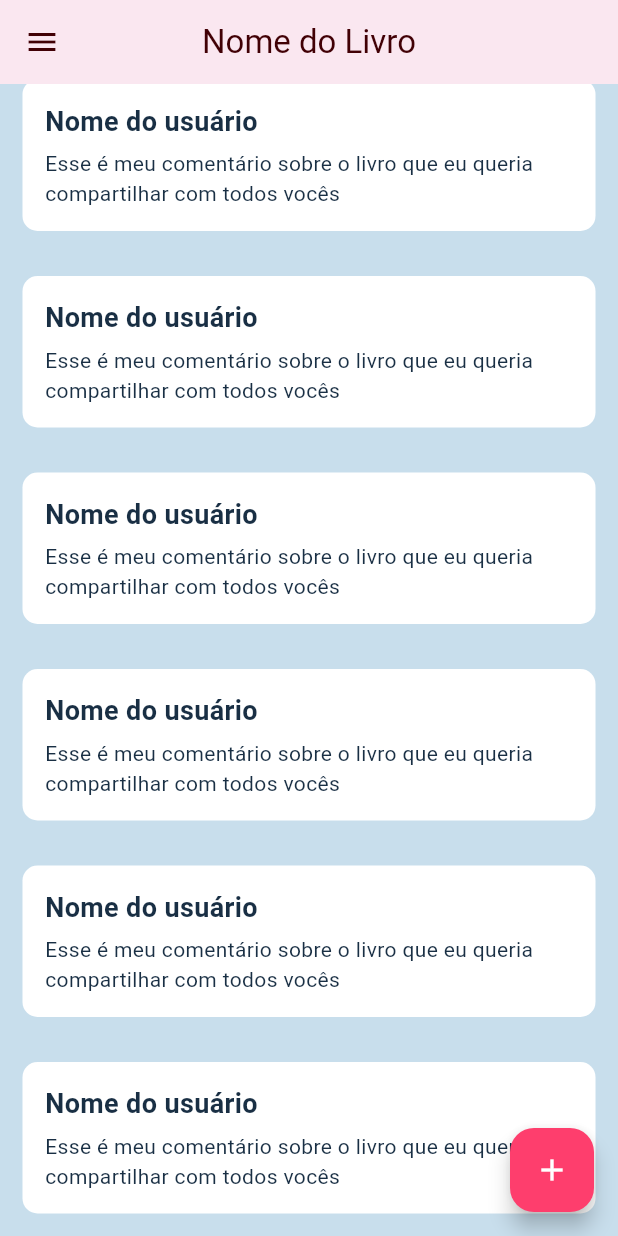
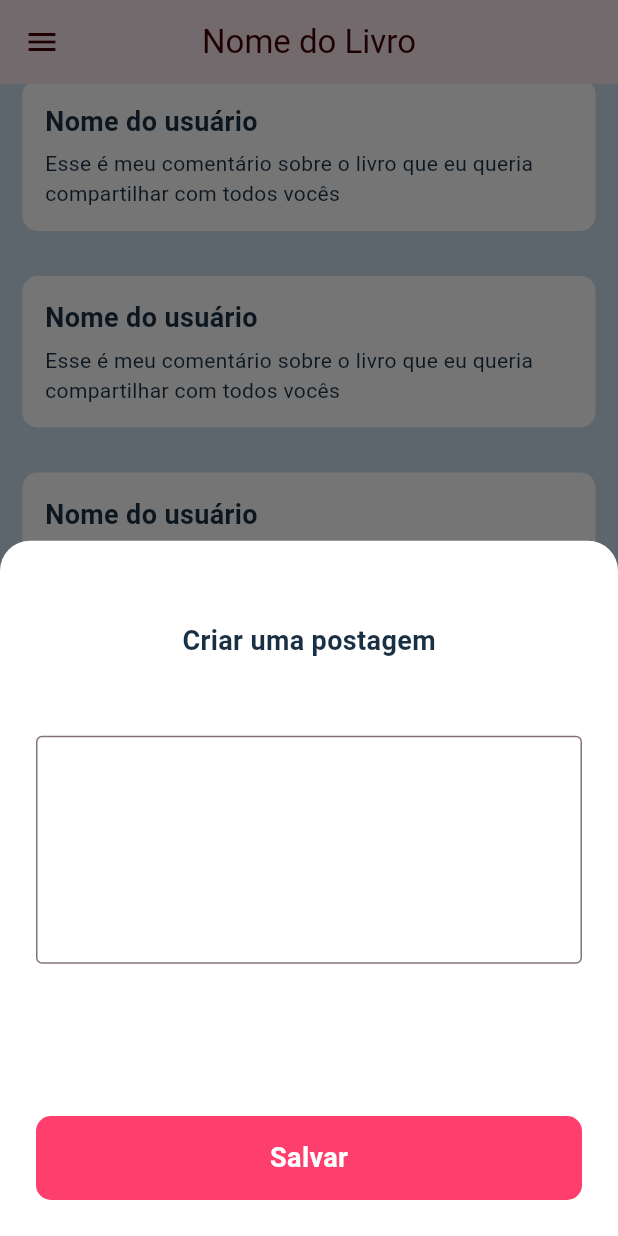
Before and after one commit to CaioCesarLima/igrejoteca-app, a Flutter app: the ClubPage screen opened by its route, scrolled down 542 dp, after a tap on the "add" icon, on a phone screen of 412 x 824 dp. Run offline on Flutter 3.47's test engine with Material 2 defaults, Android fonts, the light colour scheme and no system bars; our stand-ins replace bloc, firebase_core, firebase_messaging, flutter_bloc, flutter_local_notifications, flutter_secure_storage and 6 more; accounts and stored records are empty; network calls fail.

Commit message:
create club bloc

```diff
--- a/lib/core/injector/injector.dart
+++ b/lib/core/injector/injector.dart
@@ -1,5 +1,6 @@
 import 'package:get_it/get_it.dart';
 import 'package:igrejoteca_app/modules/books/store/bloc/book/bloc/book_bloc.dart';
+import 'package:igrejoteca_app/modules/clubs/store/bloc/clubs_bloc.dart';
 import 'package:igrejoteca_app/modules/emprestimos/store/bloc/loan/bloc/loan_bloc.dart';
 import 'package:igrejoteca_app/modules/login/store/atoms/sigunp_reducers.dart';
 import 'package:igrejoteca_app/modules/login/store/auth_bloc.dart';
@@ -18,5 +19,6 @@ void setupLocator() {
   locator.registerLazySingleton<QuizBloc>(() => QuizBloc());
   locator.registerLazySingleton<PrayerBloc>(() => PrayerBloc());
   locator.registerLazySingleton<TestemonyBloc>(() => TestemonyBloc());
+  locator.registerLazySingleton<ClubBloc>(() => ClubBloc());
   locator.registerSingleton<SignupReducer>(SignupReducer());
 }
--- a/lib/modules/clubs/UI/pages/club_page.dart
+++ b/lib/modules/clubs/UI/pages/club_page.dart
@@ -1,6 +1,15 @@
 import 'package:flutter/material.dart';
+import 'package:get_it/get_it.dart';
 import 'package:igrejoteca_app/core/theme/colors.dart';
 import 'package:igrejoteca_app/shared/Widgets/custom_drawer.dart';
+
+import '../../../../shared/Widgets/app_button.dart';
+import '../../../../shared/Widgets/app_text_main_widget.dart';
+import '../../../../shared/Widgets/custom_dialog.dart';
+import '../../../prayers/data/testemonies_repository_impl.dart';
+import '../../../prayers/data/tetemonies_repository.dart';
+import '../../../prayers/store/bloc/testemony/bloc/testemony_bloc.dart';
+import '../../../prayers/store/bloc/testemony/event/testemony_event.dart';
 
 class ClubPage extends StatefulWidget {
   const ClubPage({super.key, this.clubId});
@@ -12,6 +21,25 @@ class ClubPage extends StatefulWidget {
 
 class _ClubPageState extends State<ClubPage> {
   final bool participante = true;
+  late TestemonyBloc testemonyBloc;
+
+  @override
+  void initState() {
+    super.initState();
+    testemonyBloc = GetIt.I<TestemonyBloc>();
+    testemonyBloc.add(GetAllTestemonieEvent());
+  }
+
+  _bottomSheet() {
+    showModalBottomSheet(
+        context: context,
+        enableDrag: true,
+        backgroundColor: Colors.transparent,
+        builder: (context) {
+          return const BottomSheetPrayer();
+        }).whenComplete(() => testemonyBloc.add(GetAllTestemonieEvent()));
+  }
+
   @override
   Widget build(BuildContext context) {
     return Scaffold(
@@ -28,30 +56,38 @@ class _ClubPageState extends State<ClubPage> {
             child: const PostCard(),
           ),
         ),
-        floatingActionButtonLocation: participante ? FloatingActionButtonLocation.endFloat : FloatingActionButtonLocation.centerFloat,
+        floatingActionButtonLocation: participante
+            ? FloatingActionButtonLocation.endFloat
+            : FloatingActionButtonLocation.centerFloat,
         floatingActionButton: participante
             ? FloatingActionButton(
                 backgroundColor: AppColors.primaryColor,
-                onPressed: () {},
+                onPressed: () {
+                  _bottomSheet();
+                },
                 child: const Icon(
                   Icons.add,
                   color: Colors.white,
                 ),
               )
             : SizedBox(
-              width: 150,
-              child: FloatingActionButton(
+                width: 150,
+                child: FloatingActionButton(
                   backgroundColor: AppColors.primaryColor,
                   onPressed: () {},
-                  child: const Center(child: Padding(
+                  child: const Center(
+                      child: Padding(
                     padding: EdgeInsets.all(8.0),
-                    child: Text("Participar", style: TextStyle(
-                      color: Colors.white,
-                      fontSize: 16,
-                    ),),
+                    child: Text(
+                      "Participar",
+                      style: TextStyle(
+                        color: Colors.white,
+                        fontSize: 16,
+                      ),
+                    ),
                   )),
                 ),
-            ));
+              ));
   }
 }
 
@@ -100,3 +136,90 @@ class PostCard extends StatelessWidget {
     );
   }
 }
+
+class BottomSheetPrayer extends StatefulWidget {
+  const BottomSheetPrayer({
+    super.key,
+  });
+
+  @override
+  State<BottomSheetPrayer> createState() => _BottomSheetPrayerState();
+}
+
+class _BottomSheetPrayerState extends State<BottomSheetPrayer> {
+  final TextEditingController prayerController = TextEditingController();
+  final TestemoniesRepository testemoniesRepository =
+      TestemoniesRepositoryImpl();
+  bool loading = false;
+  bool? isAnonymous = false;
+
+  Future<bool> onSubmit() async {
+    setState(() {
+      loading = true;
+    });
+
+    bool result = await testemoniesRepository.createTestimony(
+        description: prayerController.text);
+
+    setState(() {
+      loading = false;
+    });
+    return result;
+  }
+
+  @override
+  Widget build(BuildContext context) {
+    return Container(
+      decoration: const BoxDecoration(
+          color: Colors.white,
+          borderRadius: BorderRadius.vertical(top: Radius.circular(20))),
+      child: Padding(
+        padding: const EdgeInsets.all(24.0),
+        child: Column(
+          children: [
+            const Padding(
+              padding: EdgeInsets.only(top: 30),
+              child: AppTextMainWidget(text: "Criar uma postagem"),
+            ),
+            Expanded(
+              child: Padding(
+                padding: const EdgeInsets.symmetric(vertical: 50),
+                child: TextField(
+                  controller: prayerController,
+                  maxLines: 5,
+                  decoration:
+                      const InputDecoration(border: OutlineInputBorder()),
+                ),
+              ),
+            ),
+            AppButton(
+                loading: loading ? true : null,
+                label: "Salvar",
+                backgroundColor: AppColors.primaryColor,
+                ontap: () {
+                  onSubmit().then((value) {
+                    if (value) {
+                      showDialog(
+                          context: context,
+                          builder: (context) {
+                            return const CustomDialog(
+                              text: "testemunho registrado com sucesso!",
+                            );
+                          }).whenComplete(() => Navigator.of(context).pop());
+                    } else {
+                      showDialog(
+                          context: context,
+                          builder: (context) {
+                            return const CustomDialog(
+                              text: "Ocorreu um erro ao salvar",
+                            );
+                          });
+                    }
+                  });
+                })
+          ],
+        ),
+      ),
+    );
+  }
+}
--- /dev/null
+++ b/lib/modules/clubs/store/event/clubs_event.dart
@@ -0,0 +1,4 @@
+abstract class ClubEvent{}
+
+
+class GetClubsEvent extends ClubEvent{}
```
Also changed, not shown: lib/modules/clubs/UI/pages/clubs_page.dart (+46 -16 lines), lib/modules/clubs/data/models/club_model.dart (added, +32 -0 lines), lib/modules/clubs/data/repositories/clubs_repositories.dart (added, +11 -0 lines), lib/modules/clubs/data/repositories/clubs_repositories_impl.dart (added, +74 -0 lines), lib/modules/clubs/store/bloc/clubs_bloc.dart (added, +26 -0 lines), lib/modules/clubs/store/state/clubs_state.dart (added, +16 -0 lines), lib/modules/clubs/data/models/user_model.dart (added).
